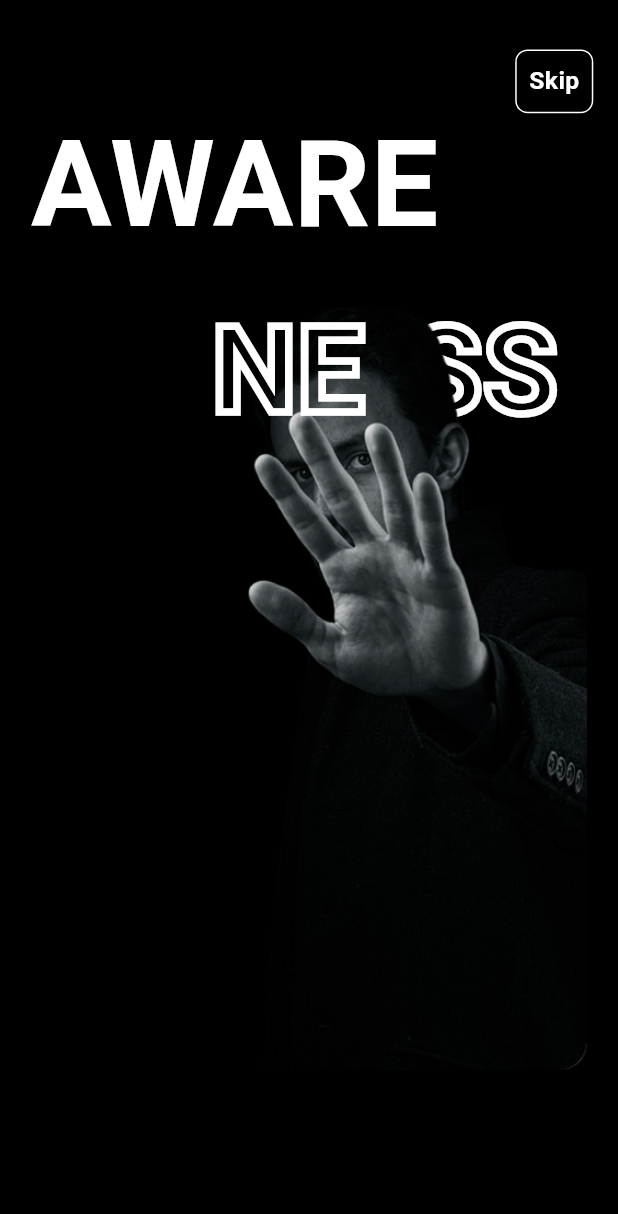
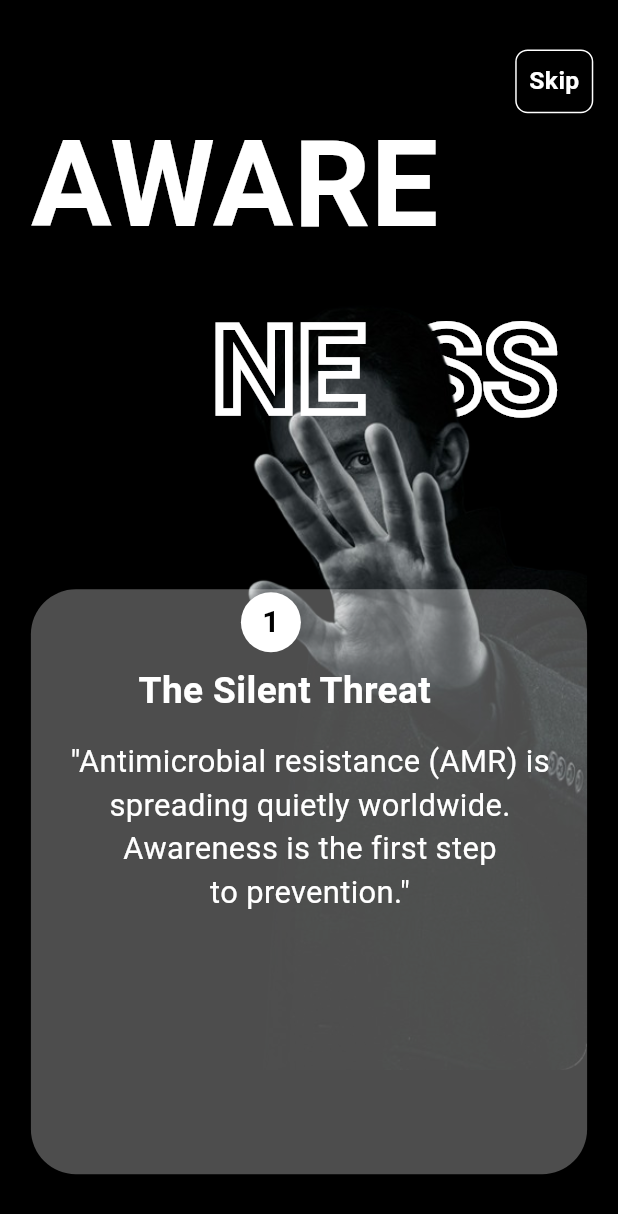
Before and after one commit to Alvin11David/GUARDIANS-OF-HEALTH-APP, a Flutter app: the screen it shows after launch, on a phone screen of 412 x 824 dp. Shown: the top 1214 px of the screen. Run offline on Flutter 3.47's test engine with Material 3 defaults, Android fonts, the phone set to English and light mode, and no system bars; our stand-ins replace firebase_core; accounts and stored records are empty; Roboto replaces fonts that are missing (Lufga).

Commit message:
Added the rectangle and text

```diff
--- a/lib/main.dart
+++ b/lib/main.dart
@@ -2,6 +2,7 @@ import 'package:flutter/material.dart';
 import 'package:guardians_of_health/firebase_options.dart';
 import 'package:guardians_of_health/user%20pages/Splash/splash_screen.dart';
 import 'package:firebase_core/firebase_core.dart';
+import 'package:guardians_of_health/user%20pages/dashboards/doctor_profile_screen.dart';
 import 'package:guardians_of_health/user%20pages/intro/onboarding_screen1.dart';
 import 'package:guardians_of_health/user%20pages/intro/onboarding_screen2.dart';
 import 'package:guardians_of_health/user%20pages/intro/onboarding_screen3.dart';
@@ -30,8 +31,9 @@ class MyApp extends StatelessWidget {
       routes: {
         '/': (context) => const SplashScreen(),
         '/OnboardingScreen1': (context) => const OnboardingScreen1(),
-        'OnboardingScreen2': (context) => const OnboardingScreen2(),
-        'OnboardingScreen3': (context) => const OnboardingScreen3(),
+        '/OnboardingScreen2': (context) => const OnboardingScreen2(),
+        '/OnboardingScreen3': (context) => const OnboardingScreen3(),
+
       },
     );
   }
--- a/lib/user pages/intro/onboarding_screen1.dart
+++ b/lib/user pages/intro/onboarding_screen1.dart
@@ -51,6 +51,7 @@ class _OnboardingScreen1State extends State<OnboardingScreen1> {
                       color: Colors.white,
                       fontSize: screenWidth * 0.04,
                       fontWeight: FontWeight.bold,
+                      fontFamily: 'Lufga',
                     ),
                   ),
                 ),
@@ -69,10 +70,9 @@ class _OnboardingScreen1State extends State<OnboardingScreen1> {
                 textAlign: TextAlign.left,
               ),
             ),
-            // Base "NESS" with only "SS" visible behind the image
             Positioned(
               top: screenHeight * 0.23,
-              right: screenWidth * 0.01 + (30 * 2 * 0.6), // Position after approximate "NE" width
+              right: screenWidth * 0.01 + (30 * 2 * 0.6),
               child: Text(
                 'SS',
                 style: TextStyle(
@@ -99,7 +99,7 @@ class _OnboardingScreen1State extends State<OnboardingScreen1> {
             // "NE" on top of the image
             Positioned(
               top: screenHeight * 0.23,
-              right: screenWidth * 0.41, // Start at the same left position as the original "NESS"
+              right: screenWidth * 0.41,
               child: Text(
                 'NE',
                 style: TextStyle(
@@ -113,6 +113,77 @@ class _OnboardingScreen1State extends State<OnboardingScreen1> {
                 textAlign: TextAlign.left,
               ),
             ),
+            // Glassy rectangle with responsive right padding (moved to top layer)
+            Positioned(
+              bottom: screenHeight * 0.05,
+              left: screenWidth * 0.05,
+              right: screenWidth * 0.05,
+              child: Container(
+                width: 370,
+                height: 390,
+                padding: const EdgeInsets.only(
+                  left: 15,
+                  right: 15,
+                  bottom: 15,
+                ),
+                decoration: BoxDecoration(
+                  color: Colors.white.withOpacity(0.3),
+                  borderRadius: BorderRadius.circular(30),
+                ),
+                child: Stack(
+                  children: [
+                    Positioned(
+                      top: 2, // Align with the top of the container's content area
+                      left: (370 - 15 - 15 - 40) / 2.4 + 0, // Center within available width
+                      child: Container(
+                        width: 40, // Fixed circle diameter
+                        height: 40,
+                        decoration: const BoxDecoration(
+                          color: Colors.white,
+                          shape: BoxShape.circle,
+                        ),
+                        child: Center(
+                          child: Text(
+                            '1',
+                            style: TextStyle(
+                              color: Colors.black,
+                              fontSize: 20,
+                              fontWeight: FontWeight.bold,
+                            ),
+                          ),
+                        ),
+                      ),
+                    ),
+                    Positioned(
+                      top: 50, // Below the circle, adjusted for spacing
+                      left: (370 - 15 - 15) / 6 + 0, // Center within available width (370 - 30 padding)
+                      child: Text(
+                        'The Silent Threat',
+                        style: TextStyle(
+                          color: Colors.white,
+                          fontSize: screenWidth * 0.06, // Responsive font size
+                          fontWeight: FontWeight.bold,
+                        ),
+                        textAlign: TextAlign.center, // Centered alignment
+                      ),
+                    ),
+                    Positioned(
+                      top: 100, // Below "The Silent Threat", adjusted for spacing
+                      left: (370 - 15 - 15) / 30 + 0, // Center within available width (370 - 30 padding)
+                      child: Text(
+                        '"Antimicrobial resistance (AMR) is\nspreading quietly worldwide.\nAwareness is the first step\nto prevention."',
+                        style: TextStyle(
+                          color: Colors.white,
+                          fontSize: screenWidth * 0.05, // Responsive font size
+                          fontWeight: FontWeight.w400,
+                        ),
+                        textAlign: TextAlign.center, // Centered alignment
+                      ),
+                    ),
+                  ],
+                ),
+              ),
+            ),
           ],
         ),
       ),
```
Also changed, not shown: lib/user pages/intro/onboarding_screen2.dart (+45 -2 lines).
